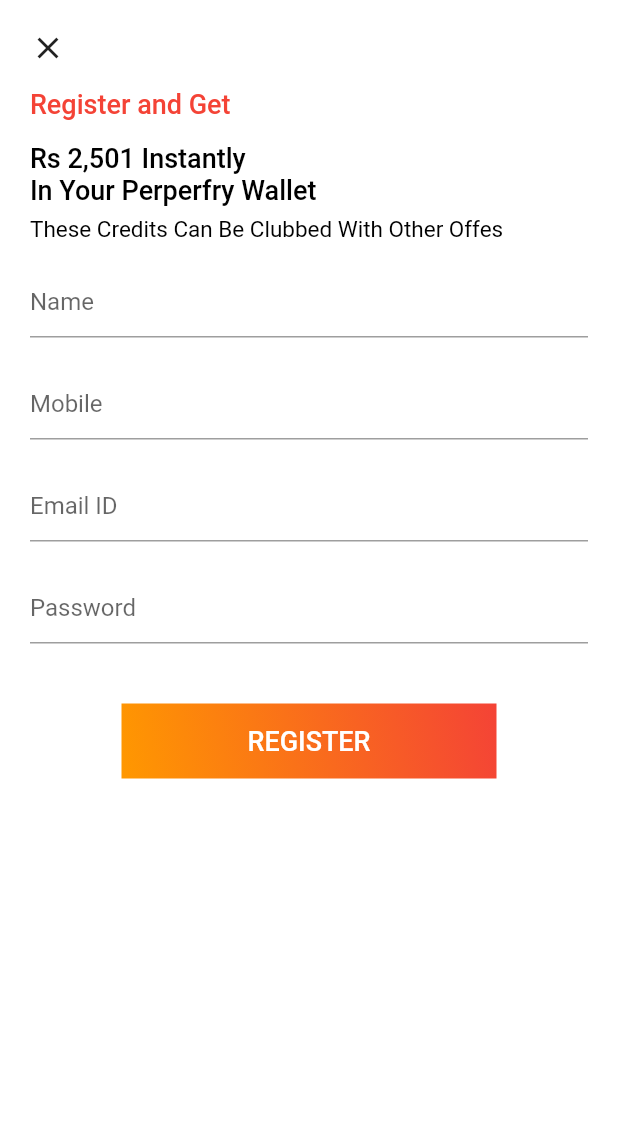
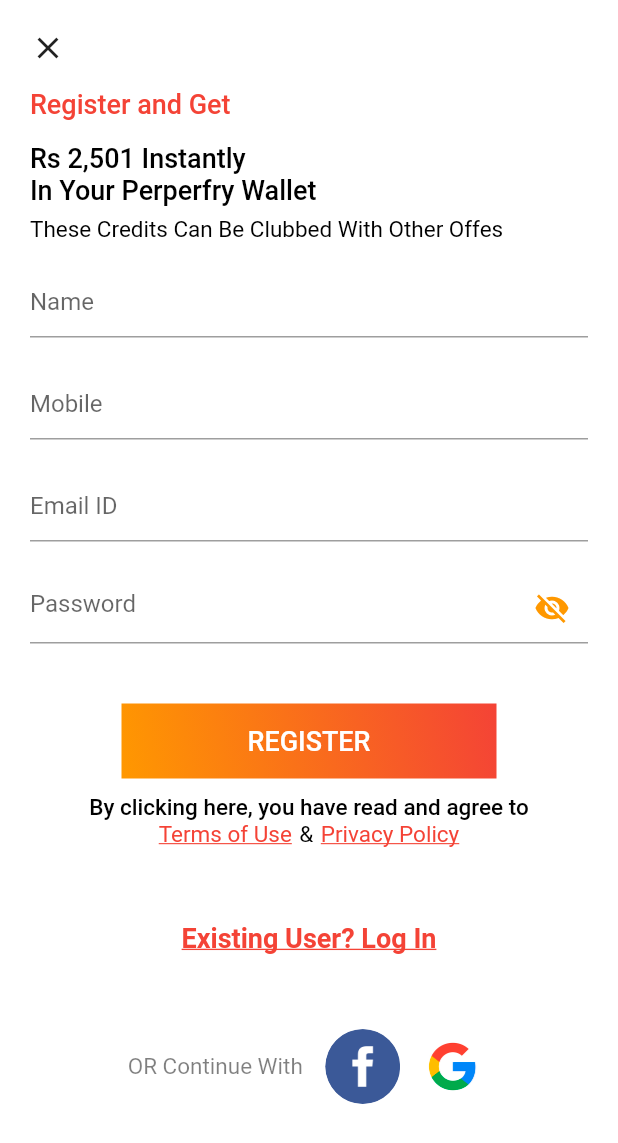
Before and after one commit to xaakib/pepperfry, a Flutter app: the RegisterScreen screen opened directly, on a phone screen of 412 x 824 dp. Shown: the top 1143 px of the screen. Run offline on Flutter 3.47's test engine with Material 2 defaults, Android fonts, the phone set to English and light mode, and no system bars; network calls fail.

Commit message:
working iregister bottom icons

```diff
--- a/lib/screens/register_screen.dart
+++ b/lib/screens/register_screen.dart
@@ -6,6 +6,7 @@
 }
 
 class _RegisterScreenState extends State<RegisterScreen> {
+  bool _showPassword = false;
   @override
   Widget build(BuildContext context) {
     // height = MediaQuery.of(context).size.height;
@@ -18,6 +19,8 @@
           color: Colors.white,
           child: Padding(
             padding: const EdgeInsets.symmetric(horizontal: 20),
+            child: SingleChildScrollView(
+              physics: BouncingScrollPhysics(),
               child: Column(
                 crossAxisAlignment: CrossAxisAlignment.start,
                 children: [
@@ -25,39 +28,7 @@
                     height: 20,
                   ),
                   Icon(Icons.close),
-                SizedBox(
-                  height: 15,
-                ),
-                Text(
-                  "Register and Get",
-                  style: TextStyle(
-                      fontSize: 18,
-                      fontWeight: FontWeight.w500,
-                      color: Colors.red),
-                ),
-                SizedBox(
-                  height: 15,
-                ),
-                Text(
-                  "Rs 2,501 Instantly\nIn Your Perperfry Wallet",
-                  style: TextStyle(
-                      fontSize: 18,
-                      fontWeight: FontWeight.w500,
-                      color: Colors.black),
-                ),
-                SizedBox(
-                  height: 7,
-                ),
-                Text(
-                  "These Credits Can Be Clubbed With Other Offes",
-                  style: TextStyle(
-                      fontSize: 15,
-                      fontWeight: FontWeight.normal,
-                      color: Colors.black),
-                ),
-                SizedBox(
-                  height: 15,
-                ),
+                  RegisterTexts(),
                   Column(
                     children: [
                       TextFormField(
@@ -79,7 +50,21 @@
                         height: 20,
                       ),
                       TextFormField(
-                      decoration: InputDecoration(hintText: "Password"),
+                        decoration: InputDecoration(
+                            suffixIcon: GestureDetector(
+                              onTap: () {
+                                setState(() {
+                                  _showPassword = !_showPassword;
+                                });
+                              },
+                              child: Icon(
+                                _showPassword
+                                    ? Icons.visibility
+                                    : Icons.visibility_off,
+                                color: Colors.orange,
+                              ),
+                            ),
+                            hintText: "Password"),
                       ),
                       SizedBox(
                         height: 40,
@@ -111,7 +96,101 @@
                       ),
                     ],
                   ),
+                  SizedBox(
+                    height: 10,
+                  ),
+                  Center(
+                      child: Text(
+                    "By clicking here, you have read and agree to",
+                    style: TextStyle(
+                        color: Colors.black,
+                        fontSize: 15,
+                        fontWeight: FontWeight.w500),
+                  )),
+                  Row(
+                    mainAxisAlignment: MainAxisAlignment.center,
+                    children: [
+                      Text(
+                        "Terms of Use",
+                        style: TextStyle(
+                            decoration: TextDecoration.underline,
+                            color: Colors.red,
+                            fontSize: 15,
+                            fontWeight: FontWeight.w400),
+                      ),
+                      SizedBox(
+                        width: 5,
+                      ),
+                      Text(
+                        "&",
+                        style: TextStyle(
+                            color: Colors.black,
+                            fontSize: 15,
+                            fontWeight: FontWeight.w400),
+                      ),
+                      SizedBox(
+                        width: 5,
+                      ),
+                      Text("Privacy Policy",
+                          style: TextStyle(
+                              decoration: TextDecoration.underline,
+                              color: Colors.red,
+                              fontSize: 15,
+                              fontWeight: FontWeight.w400))
                     ],
+                  ),
+                  SizedBox(
+                    height: 50,
+                  ),
+                  Center(
+                    child: Text("Existing User? Log In",
+                        style: TextStyle(
+                            decoration: TextDecoration.underline,
+                            color: Colors.red,
+                            fontSize: 18,
+                            fontWeight: FontWeight.w600)),
+                  ),
+                  SizedBox(
+                    height: 50,
+                  ),
+                  Row(
+                    mainAxisAlignment: MainAxisAlignment.center,
+                    children: [
+                      Text(
+                        "OR Continue With",
+                        style: TextStyle(
+                            color: Colors.black.withOpacity(0.5), fontSize: 15),
+                      ),
+                      SizedBox(
+                        width: 15,
+                      ),
+                      Container(
+                        height: 50,
+                        width: 50,
+                        decoration: BoxDecoration(
+                            shape: BoxShape.circle,
+                            image: DecorationImage(
+                                fit: BoxFit.cover,
+                                image: AssetImage(
+                                    "assets/Icons/facebook_icon.png"))),
+                      ),
+                      SizedBox(
+                        width: 10,
+                      ),
+                      Container(
+                        height: 50,
+                        width: 50,
+                        decoration: BoxDecoration(
+                            shape: BoxShape.circle,
+                            image: DecorationImage(
+                                fit: BoxFit.cover,
+                                image: AssetImage(
+                                    "assets/Icons/google_icon.jpg"))),
+                      ),
+                    ],
+                  ),
+                ],
+              ),
             ),
           ),
         ),
@@ -119,3 +198,45 @@
     );
   }
 }
+
+class RegisterTexts extends StatelessWidget {
+  const RegisterTexts({
+    Key key,
+  }) : super(key: key);
+
+  @override
+  Widget build(BuildContext context) {
+    return Column(
+      crossAxisAlignment: CrossAxisAlignment.start,
+      children: [
+        SizedBox(
+          height: 15,
+        ),
+        Text(
+          "Register and Get",
+          style: TextStyle(
+              fontSize: 18, fontWeight: FontWeight.w500, color: Colors.red),
+        ),
+        SizedBox(
+          height: 15,
+        ),
+        Text(
+          "Rs 2,501 Instantly\nIn Your Perperfry Wallet",
+          style: TextStyle(
+              fontSize: 18, fontWeight: FontWeight.w500, color: Colors.black),
+        ),
+        SizedBox(
+          height: 7,
+        ),
+        Text(
+          "These Credits Can Be Clubbed With Other Offes",
+          style: TextStyle(
+              fontSize: 15, fontWeight: FontWeight.normal, color: Colors.black),
+        ),
+        SizedBox(
+          height: 15,
+        ),
+      ],
+    );
+  }
+}
--- a/pubspec.yaml
+++ b/pubspec.yaml
@@ -45,8 +45,8 @@
   uses-material-design: true
 
   # To add assets to your application, add an assets section, like this:
-  # assets:
-  #   - images/a_dot_burr.jpeg
+  assets:
+    - assets/Icons/
   #   - images/a_dot_ham.jpeg
 
   # An image asset can refer to one or more resolution-specific "variants", see
```
Also changed, not shown: assets/Icons/facebook_icon.png (added), assets/Icons/google_icon.jpg (added). Lines whose indentation alone changed are shown as unchanged.
